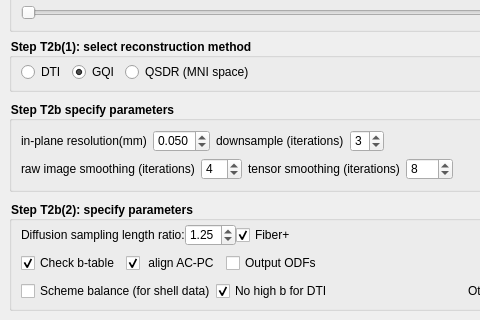
frankyeh/DSI-Studio, file reconstruction/reconstruction_window.ui: the form before one commit; both pictures show x 0 to 480 and y 386 to 706 of the 848 by 706 pixel window.
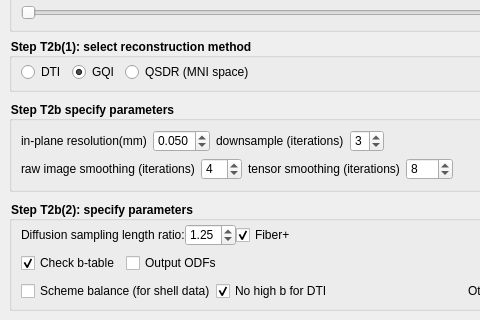
The form after the commit. Icons and pictures are not drawn.

Diff of the .ui file:
```diff
--- a/reconstruction/reconstruction_window.ui
+++ b/reconstruction/reconstruction_window.ui
@@ -941,16 +941,6 @@
                    </property>
                   </widget>
                  </item>
-                 <item>
-                  <widget class="QCheckBox" name="align_acpc">
-                   <property name="text">
-                    <string> align AC-PC</string>
-                   </property>
-                   <property name="checked">
-                    <bool>true</bool>
-                   </property>
-                  </widget>
-                 </item>
                  <item>
                   <widget class="QCheckBox" name="RecordODF">
                    <property name="statusTip">
```
